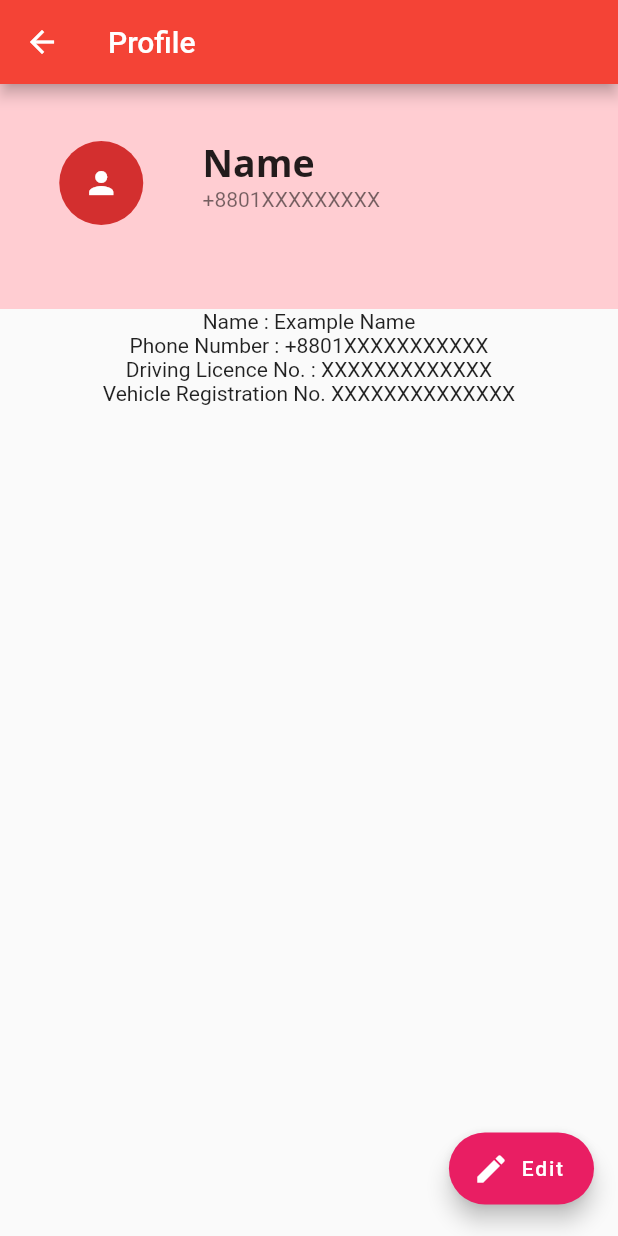
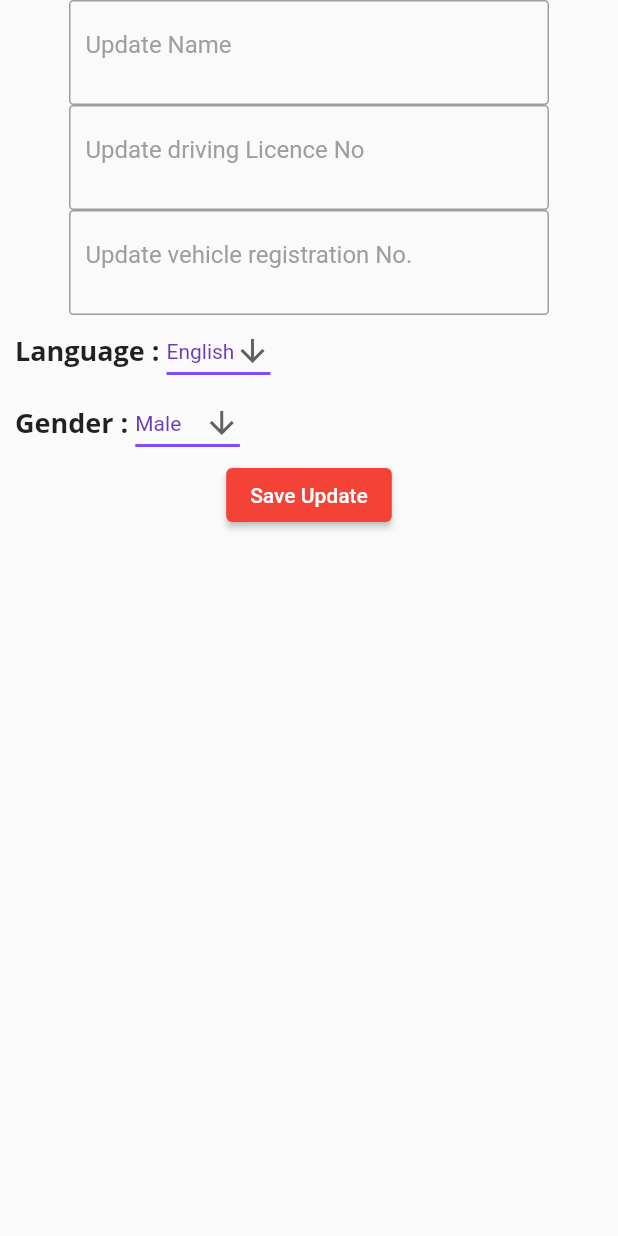
Before and after one commit to gblbd/myroad_drive, a Flutter app: the ProfilePage screen opened directly, after a tap on "Edit", on a phone screen of 412 x 824 dp. Run offline on Flutter 3.47's test engine with Material 2 defaults, Android fonts, the phone set to English and light mode, and no system bars; our stand-ins replace animated_splash_screen, geolocator, google_fonts, google_maps_flutter, intl_phone_field, otp_text_field and 4 more.

Commit message:
menue done 3:50 pm 23/05/2023

```diff
--- /dev/null
+++ b/lib/edit_profile.dart
@@ -0,0 +1,197 @@
+
+
+
+import 'package:flutter/cupertino.dart';
+import 'package:flutter/material.dart';
+import 'package:google_fonts/google_fonts.dart';
+
+class EditProfile extends StatefulWidget{
+
+  @override
+  State<EditProfile> createState() => _EditProfileState();
+}
+
+class _EditProfileState extends State<EditProfile> {
+  List<String> listLanguage = <String>['English','Bangla'];
+
+  String dropdownValueLanguage = 'English';
+
+  List<String> listGender = <String>['Male','Female','Other'];
+
+  String dropdownValueGender = 'Male';
+
+
+  @override
+  Widget build(BuildContext context) {
+    // TODO: implement build
+    return Scaffold(
+      body: Container(
+        child: Column(
+          children: [
+
+            Container(
+              height: 70,width: 320,
+              decoration: BoxDecoration(
+                  border: Border.all(color: Colors.grey,width: 1.0),
+                  borderRadius: BorderRadius.circular(3)
+              ),
+              child: Padding(
+                padding: const EdgeInsets.only(right: 8,left: 10),
+                child: TextFormField(
+                 // controller: _controller,
+                  //maxLength: 11,
+                  decoration: InputDecoration(
+                    border: InputBorder.none,
+                    labelText: "Update Name",
+                    labelStyle: TextStyle(color: Colors.grey),
+                    // counterText: '$_characterCount / 11',
+                  ),
+
+                  keyboardType: TextInputType.number,
+                  cursorColor: Colors.red,
+                  //onChanged: (input) => _validatePhoneNumber(input),
+                ),
+              ),
+            ),
+
+            Container(
+              height: 70,width: 320,
+              decoration: BoxDecoration(
+                  border: Border.all(color: Colors.grey,width: 1.0),
+                  borderRadius: BorderRadius.circular(3)
+              ),
+              child: Padding(
+                padding: const EdgeInsets.only(right: 8,left: 10),
+                child: TextFormField(
+                  //controller: _controller,
+                  //maxLength: 11,
+                  decoration: InputDecoration(
+                    border: InputBorder.none,
+                    labelText: "Update driving Licence No",
+                    labelStyle: TextStyle(color: Colors.grey),
+                    // counterText: '$_characterCount / 11',
+                  ),
+
+                  keyboardType: TextInputType.number,
+                  cursorColor: Colors.red,
+                  //onChanged: (input) => _validatePhoneNumber(input),
+                ),
+              ),
+            ),
+
+            Container(
+              height: 70,width: 320,
+              decoration: BoxDecoration(
+                  border: Border.all(color: Colors.grey,width: 1.0),
+                  borderRadius: BorderRadius.circular(3)
+              ),
+              child: Padding(
+                padding: const EdgeInsets.only(right: 8,left: 10),
+                child: TextFormField(
+                  //controller: _controller,
+                 // maxLength: 11,
+                  decoration: InputDecoration(
+                    border: InputBorder.none,
+                    labelText: "Update vehicle registration No.",
+                    labelStyle: TextStyle(color: Colors.grey),
+                    // counterText: '$_characterCount / 11',
+                  ),
+
+                  keyboardType: TextInputType.number,
+                  cursorColor: Colors.red,
+                  //onChanged: (input) => _validatePhoneNumber(input),
+                ),
+              ),
+            ),
+
+
+
+            Container(
+              margin: EdgeInsets.symmetric(horizontal: 10),
+              child: Row(
+                children: [
+                  Text("Language : ",
+
+                    style: GoogleFonts.openSans(
+                        fontSize: 18,
+                        fontWeight: FontWeight.bold
+                    ),
+
+                  ),
+                  DropdownButton<String>(
+                    value: dropdownValueLanguage,
+                    icon: const Icon(Icons.arrow_downward),
+                    elevation: 16,
+                    style: const TextStyle(color: Colors.deepPurple),
+                    underline: Container(
+                      height: 2,
+                      color: Colors.deepPurpleAccent,
+                    ),
+                    onChanged: (String? value) {
+                      // This is called when the user selects an item.
+                      setState(() {
+                        dropdownValueLanguage = value!;
+                      });
+                    },
+                    items: listLanguage.map<DropdownMenuItem<String>>((String value) {
+                      return DropdownMenuItem<String>(
+                        value: value,
+                        child: Text(value),
+                      );
+                    }).toList(),
+                  ),
+                ],
+              ),
+            ),
+
+
+            Container(
+              margin: EdgeInsets.symmetric(horizontal: 10),
+              child: Row(
+                children: [
+                  Text("Gender : ",
+
+                    style: GoogleFonts.openSans(
+                        fontSize: 18,
+                        fontWeight: FontWeight.bold
+                    ),
+
+                  ),
+                  DropdownButton<String>(
+                    value: dropdownValueGender,
+                    icon: const Icon(Icons.arrow_downward),
+                    elevation: 16,
+                    style: const TextStyle(color: Colors.deepPurple),
+                    underline: Container(
+                      height: 2,
+                      color: Colors.deepPurpleAccent,
+                    ),
+                    onChanged: (String? value) {
+                      // This is called when the user selects an item.
+                      setState(() {
+                        dropdownValueGender = value!;
+                      });
+                    },
+                    items: listGender.map<DropdownMenuItem<String>>((String value) {
+                      return DropdownMenuItem<String>(
+                        value: value,
+                        child: Text(value),
+                      );
+                    }).toList(),
+                  ),
+                ],
+              ),
+            ),
+
+            ElevatedButton(onPressed: (){},
+                child: Text("Save Update")),
+
+
+
+
+          ],
+        ),
+      ),
+    );
+  }
+}
--- a/lib/profile_page.dart
+++ b/lib/profile_page.dart
@@ -3,6 +3,7 @@
 import 'package:flutter/cupertino.dart';
 import 'package:flutter/material.dart';
 import 'package:google_fonts/google_fonts.dart';
+import 'package:myroad_drive/edit_profile.dart';
 import 'package:sizer/sizer.dart';
 
 class ProfilePage extends StatelessWidget{
@@ -14,7 +15,11 @@ class ProfilePage extends StatelessWidget{
         title: Text("Profile"),
       ),
       body: Container(
+
+
+
         child: Column(
+          crossAxisAlignment: CrossAxisAlignment.start,
           children: [
             Container(
               padding: EdgeInsets.symmetric(vertical: 30),
@@ -41,17 +46,111 @@ class ProfilePage extends StatelessWidget{
                   ),
 
                 ),
-                subtitle: Text("+8801XXXXXXXXX"),
+                subtitle: Column(
+                  crossAxisAlignment: CrossAxisAlignment.start,
+                  children: [
+                    Text("+8801XXXXXXXXX"),
+                    Row(
+                      children: [
+                        Icon(Icons.star,
+                          color: Colors.amberAccent.shade700,
+
+                        ),
+                        Text(" 4.6",
+
+                          style: GoogleFonts.openSans(
+                            fontSize: 20,
+                            fontWeight: FontWeight.bold
+                          ),
+
+                        )
+                      ],
+                    )
+                  ],
+                ),
               ),
             ),
 
-            Text("Name : Example Name"),
+            // Text("Name : Example Name",
+            //
+            // ),
 
-            Text("Phone Number : +8801XXXXXXXXXXX"),
+            //Text("Phone Number : +8801XXXXXXXXXXX"),
 
-            Text("Driving Licence No. : XXXXXXXXXXXXX"),
+            SizedBox(height: 20,),
 
-            Text("Vehicle Registration No. XXXXXXXXXXXXXX"),
+
+            Container(
+              padding: EdgeInsets.symmetric(horizontal: 10),
+              child: Column(
+                crossAxisAlignment: CrossAxisAlignment.start,
+                children: [
+                  Text("Driving Licence No. : XXXXXXXXXXXXX",
+
+                    style: GoogleFonts.openSans(
+                        fontSize: 20
+                    ),
+
+                  ),
+                  SizedBox(height: 20,),
+                  Text("Vehicle Registration No. XXXXXXXXXXXXXX",
+
+                    style: GoogleFonts.openSans(
+                        fontSize: 20
+                    ),
+
+                  ),
+                  SizedBox(height: 20,),
+
+                  Text("Gender: Male",
+
+                    style: GoogleFonts.openSans(
+                        fontSize: 20
+                    ),
+
+                  ),
+                  SizedBox(height: 20,),
+
+
+                  Text("Language : English",
+
+                    style: GoogleFonts.openSans(
+                        fontSize: 20
+                    ),
+
+                  ),
+
+                  SizedBox(height: 20,),
+
+                  Divider(
+                    thickness: 1,
+                  ),
+
+                  ListTile(
+
+                    onTap: (){},
+                    title: Text("Change password",
+
+                      style: GoogleFonts.openSans(
+                          fontSize: 20
+                      ),
+
+                    ),
+                  ),
+
+                  Divider(
+                    thickness: 1,
+                  ),
+
+
+
+
+                ],
+              ),
+            )
+
+
+
 
 
 
@@ -75,13 +174,13 @@ class ProfilePage extends StatelessWidget{
 
           onPressed: (){
 
-            // Navigator.push(
-            //     context,
-            //     MaterialPageRoute(
-            //         builder: (context) =>
-            //             FlightHistory()
-            //     )
-            // );
+            Navigator.push(
+                context,
+                MaterialPageRoute(
+                    builder: (context) =>
+                        EditProfile()
+                )
+            );
 
           },
           label: Text("Edit"),
--- a/pubspec.yaml
+++ b/pubspec.yaml
@@ -51,6 +51,8 @@ dependencies:
   location: ^4.4.0
   geocoder2: ^1.4.0
   google_fonts: ^4.0.4
+  share_plus: ^7.0.1
+  webview_flutter: ^4.2.1
   provider: ^6.0.5
   flutter:
     sdk: flutter
```
Also changed, not shown: lib/about_us.dart (added, +58 -0 lines), lib/document_upload_page.dart (+18 -2 lines), lib/home_page.dart (+19 -2 lines), lib/support_page.dart (added, +31 -0 lines), pubspec.lock, 6 other files.
